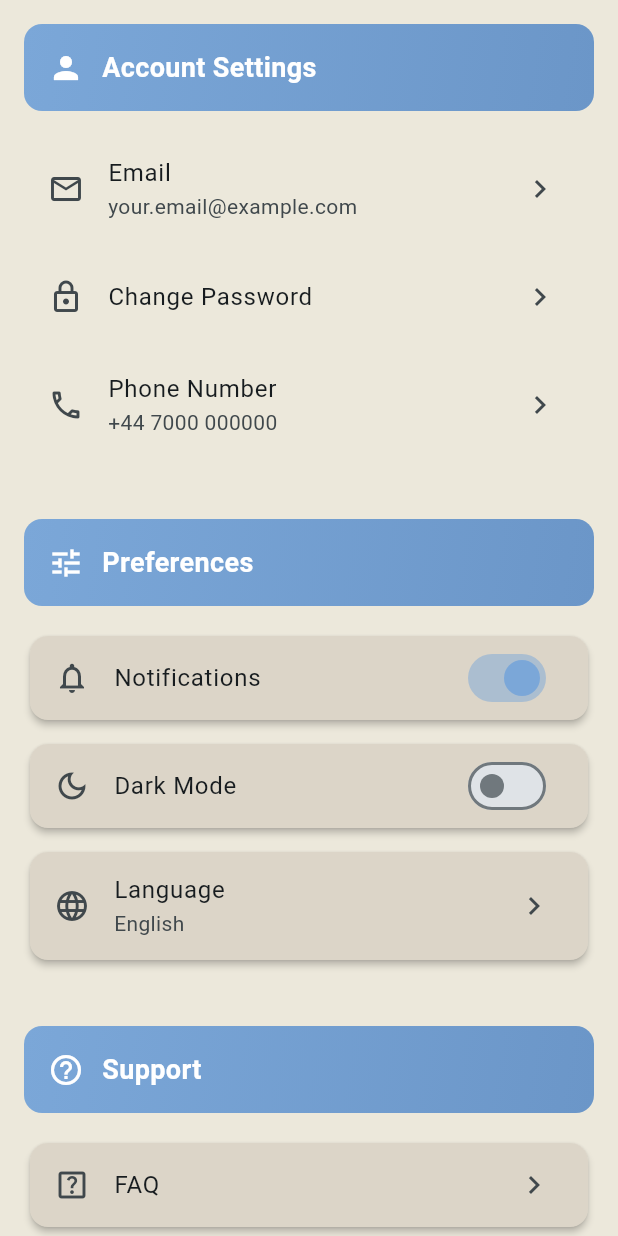
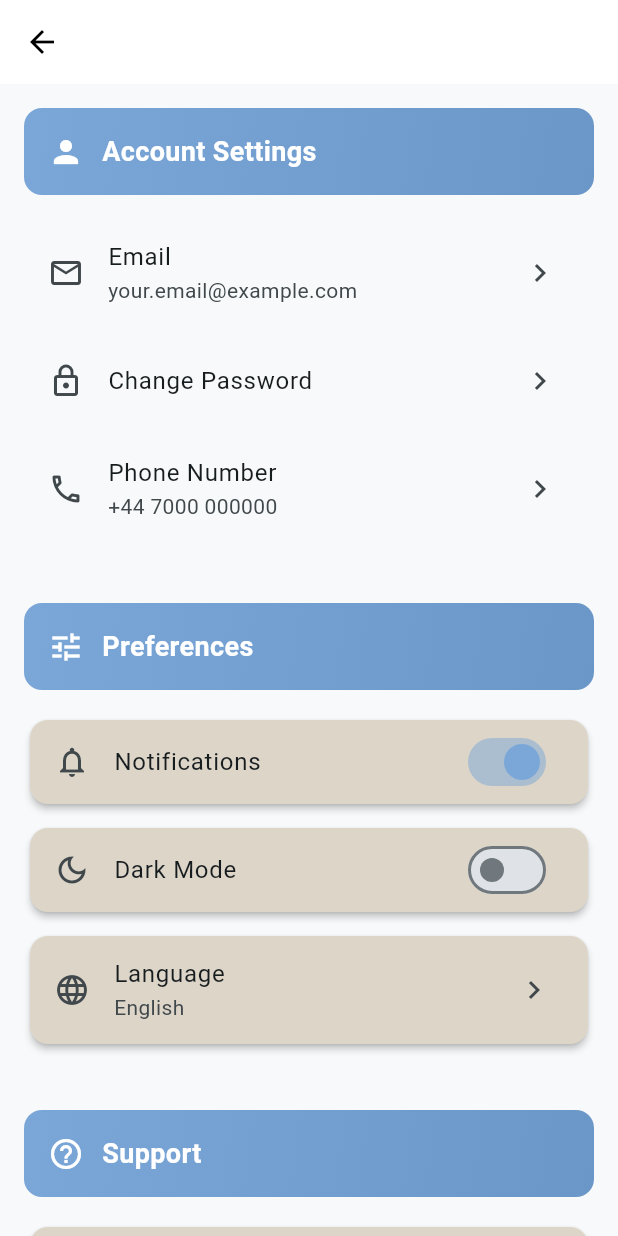
Before and after one commit to pierceshapton/Proper-Place-V2, a Flutter app: the SettingsScreen screen opened directly, on a phone screen of 412 x 824 dp. Run offline on Flutter 3.47's test engine with Material 3 defaults, Android fonts, the phone set to English and light mode, and no system bars; our stand-ins replace connectivity_plus, firebase_core, firebase_messaging, flutter_dotenv, flutter_local_notifications, flutter_secure_storage and 6 more; missing offline and left inert: flutter_stripe, wechat_assets_picker; accounts and stored records are empty; network calls fail.

Commit message:
Build 51: fix blank settings screen on iPad, delete account flow, map improvements

```diff
--- a/proper_place/lib/screens/map_places_screen_new.dart
+++ b/proper_place/lib/screens/map_places_screen_new.dart
@@ -34,7 +34,7 @@ class _MapPlacesScreenState extends State<MapPlacesScreen> {
   List<Place> places = [];
   double currentZoom = 6;
   Set<String> favoriteIds = {};
-  MapType mapType = MapType.normal; // Add map type control
+  MapType mapType = MapType.satellite; // Add map type control
   bool _showOnlyFavorites = false;
   static const double MIN_ZOOM_FOR_MARKERS =
       11; // Show markers only when zoomed in to level 11+
--- a/proper_place/lib/screens/settings_screen.dart
+++ b/proper_place/lib/screens/settings_screen.dart
@@ -147,7 +147,18 @@ class _SettingsScreenState extends State<SettingsScreen> {
 
   @override
   Widget build(BuildContext context) {
-    return SingleChildScrollView(
+    return Scaffold(
+      backgroundColor: const Color(0xFFF8F9FA),
+      appBar: AppBar(
+        title: const Text(
+          'Settings',
+          style: TextStyle(fontWeight: FontWeight.bold),
+        ),
+        backgroundColor: Colors.white,
+        foregroundColor: Colors.black,
+        elevation: 0,
+      ),
+      body: SingleChildScrollView(
       child: Column(
         children: [
           // Account Settings Section
@@ -522,6 +533,7 @@ class _SettingsScreenState extends State<SettingsScreen> {
           ),
         ],
       ),
+      ),
     );
   }
 }
--- a/proper_place/pubspec.yaml
+++ b/proper_place/pubspec.yaml
@@ -2,7 +2,7 @@ name: proper_place
 description: "A new Flutter project."
 publish_to: 'none'
 
-version: 1.0.0+49
+version: 1.0.0+51
 
 environment:
   sdk: '>=3.0.0 <4.0.0'
```
